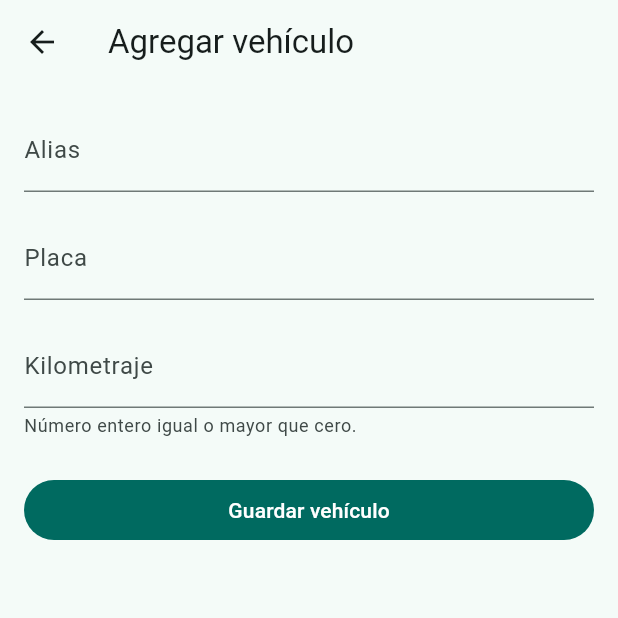
After one commit to Burgosss/bitacora_llantas, a Flutter app: the screen it shows after launch, after a tap on "Agregar vehículo", on a phone screen of 412 x 824 dp, the top half of it. The commit adds this screen. Run offline on Flutter 3.47's test engine with Material 3 defaults, Android fonts, the light colour scheme and no system bars.

Commit message:
feat: agrega alta de vehiculos en memoria

```diff
--- /dev/null
+++ b/lib/screens/agregar_vehiculo_screen.dart
@@ -0,0 +1,108 @@
+import 'package:flutter/material.dart';
+
+import '../models/vehiculo.dart';
+
+class AgregarVehiculoScreen extends StatefulWidget {
+  const AgregarVehiculoScreen({super.key, required this.placasRegistradas});
+
+  final Set<String> placasRegistradas;
+
+  @override
+  State<AgregarVehiculoScreen> createState() => _AgregarVehiculoScreenState();
+}
+
+class _AgregarVehiculoScreenState extends State<AgregarVehiculoScreen> {
+  final _formKey = GlobalKey<FormState>();
+  final _alias = TextEditingController();
+  final _placa = TextEditingController();
+  final _kilometraje = TextEditingController();
+
+  @override
+  void dispose() {
+    _alias.dispose();
+    _placa.dispose();
+    _kilometraje.dispose();
+    super.dispose();
+  }
+
+  void _guardar() {
+    if (!_formKey.currentState!.validate()) return;
+    Navigator.of(context).pop(
+      Vehiculo(
+        alias: _alias.text.trim(),
+        placa: _placa.text.trim().toUpperCase(),
+        kilometraje: int.parse(_kilometraje.text.trim()),
+      ),
+    );
+  }
+
+  @override
+  Widget build(BuildContext context) {
+    return Scaffold(
+      appBar: AppBar(title: const Text('Agregar vehículo')),
+      body: SafeArea(
+        child: Form(
+          key: _formKey,
+          autovalidateMode: AutovalidateMode.onUserInteraction,
+          child: ListView(
+            padding: const EdgeInsets.all(16),
+            children: [
+              TextFormField(
+                controller: _alias,
+                decoration: const InputDecoration(labelText: 'Alias'),
+                textCapitalization: TextCapitalization.sentences,
+                textInputAction: TextInputAction.next,
+                validator: (value) => value == null || value.trim().isEmpty
+                    ? 'Ingresa un alias.'
+                    : null,
+              ),
+              const SizedBox(height: 16),
+              TextFormField(
+                controller: _placa,
+                decoration: const InputDecoration(labelText: 'Placa'),
+                textCapitalization: TextCapitalization.characters,
+                textInputAction: TextInputAction.next,
+                validator: (value) {
+                  final placa = (value ?? '').trim().toUpperCase();
+                  if (placa.isEmpty) return 'Ingresa una placa.';
+                  if (widget.placasRegistradas.any(
+                    (registrada) => registrada.trim().toUpperCase() == placa,
+                  )) {
+                    return 'Ya existe un vehículo con esta placa.';
+                  }
+                  return null;
+                },
+              ),
+              const SizedBox(height: 16),
+              TextFormField(
+                controller: _kilometraje,
+                decoration: const InputDecoration(
+                  labelText: 'Kilometraje',
+                  suffixText: 'km',
+                  helperText: 'Número entero igual o mayor que cero.',
+                ),
+                keyboardType: TextInputType.number,
+                textInputAction: TextInputAction.done,
+                onFieldSubmitted: (_) => _guardar(),
+                validator: (value) {
+                  final texto = (value ?? '').trim();
+                  if (texto.isEmpty) return 'Ingresa el kilometraje.';
+                  if (!RegExp(r'^[0-9]+$').hasMatch(texto) ||
+                      int.tryParse(texto) == null) {
+                    return 'Ingresa un kilometraje entero no negativo.';
+                  }
+                  return null;
+                },
+              ),
+              const SizedBox(height: 24),
+              FilledButton(
+                onPressed: _guardar,
+                child: const Text('Guardar vehículo'),
+              ),
+            ],
+          ),
+        ),
+      ),
+    );
+  }
+}
--- a/lib/screens/vehiculos_screen.dart
+++ b/lib/screens/vehiculos_screen.dart
@@ -1,12 +1,34 @@
 import 'package:flutter/material.dart';
 
 import '../models/vehiculo.dart';
+import 'agregar_vehiculo_screen.dart';
 import 'vehiculo_detalle_screen.dart';
 
-class VehiculosScreen extends StatelessWidget {
+class VehiculosScreen extends StatefulWidget {
   const VehiculosScreen({super.key, required this.vehiculos});
 
   final List<Vehiculo> vehiculos;
+
+  @override
+  State<VehiculosScreen> createState() => _VehiculosScreenState();
+}
+
+class _VehiculosScreenState extends State<VehiculosScreen> {
+  late final List<Vehiculo> _vehiculos = List.of(widget.vehiculos);
+
+  Future<void> _agregarVehiculo() async {
+    final vehiculo = await Navigator.of(context).push<Vehiculo>(
+      MaterialPageRoute<Vehiculo>(
+        builder: (context) => AgregarVehiculoScreen(
+          placasRegistradas: _vehiculos
+              .map((vehiculo) => vehiculo.placa)
+              .toSet(),
+        ),
+      ),
+    );
+    if (!mounted || vehiculo == null) return;
+    setState(() => _vehiculos.add(vehiculo));
+  }
 
   @override
   Widget build(BuildContext context) {
@@ -23,7 +45,13 @@ class VehiculosScreen extends StatelessWidget {
             const SizedBox(height: 8),
             const Text('Selecciona un vehículo para consultar sus llantas.'),
             const SizedBox(height: 16),
-            for (final vehiculo in vehiculos)
+            FilledButton.icon(
+              onPressed: _agregarVehiculo,
+              icon: const Icon(Icons.add),
+              label: const Text('Agregar vehículo'),
+            ),
+            const SizedBox(height: 16),
+            for (final vehiculo in _vehiculos)
               Card(
                 child: ListTile(
                   leading: const Icon(Icons.directions_car_outlined),
```
Also changed, not shown: 2 other files.
